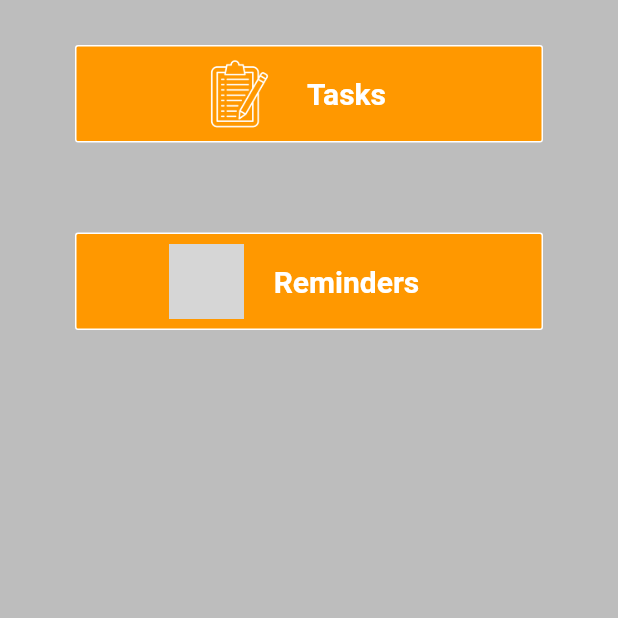
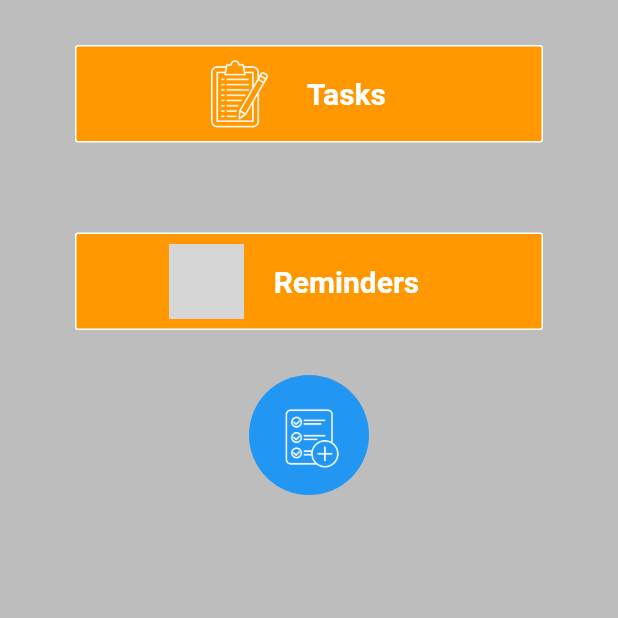
Before and after one commit to shadkasera/plan_ahead, a Flutter app: the screen it shows after launch, on a phone screen of 412 x 824 dp, the top half of it. Run offline on Flutter 3.47's test engine with Material 2 defaults, Android fonts, the phone set to English and light mode, and no system bars; grey boxes are pictures that could not be loaded.

Commit message:
initial commit

```diff
--- a/lib/pages/homepage.dart
+++ b/lib/pages/homepage.dart
@@ -78,6 +78,22 @@ class HomePage extends StatelessWidget {
                 ),
               ),
             ),
+            //another
+            Container(
+              height: 80,
+              width: 80,
+              decoration: BoxDecoration(
+                borderRadius: BorderRadius.circular(60),
+                color: Colors.blue,
+              ),
+              child: Image.asset(
+                'assets/images/addtask2.png',
+                height: 80,
+                width: 80, color: Colors.white,
+              ),
+            ),
+
+            //another
           ],
         ),
       ),
```
Also changed, not shown: assets/images/addtask.png (added), assets/images/addtask2.png (added).
